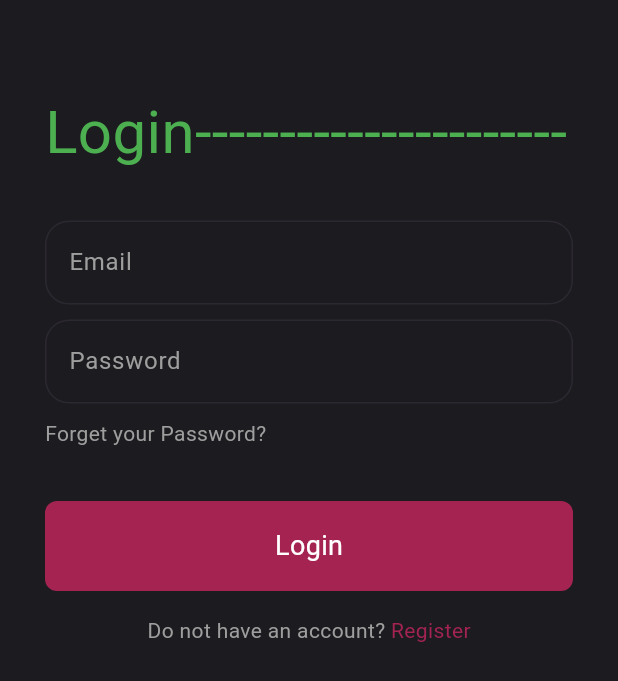
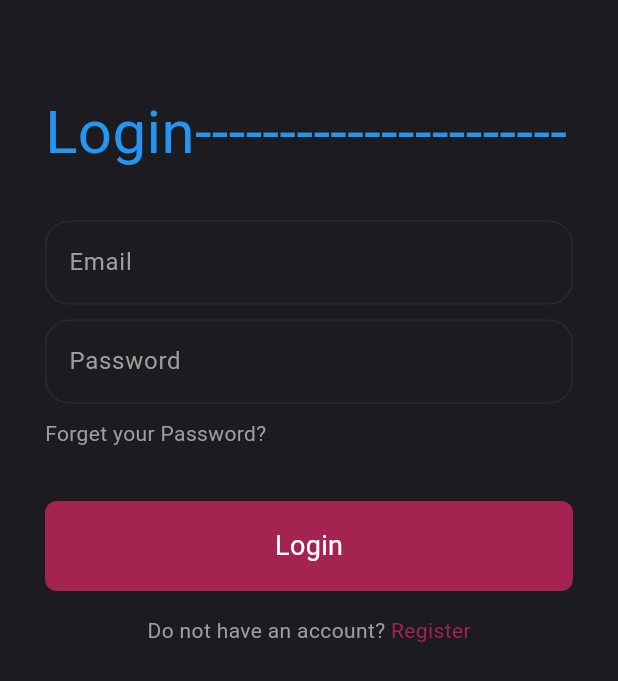
Before and after one commit to majdmari/fixit, a Flutter app: the screen it shows after launch, on a phone screen of 412 x 824 dp. Shown: the top 681 px of the screen. Run offline on Flutter 3.47's test engine with Material 3 defaults, Android fonts, the phone set to English and light mode, and no system bars.

Commit message:
last color

```diff
--- a/lib/screens/login_screen.dart
+++ b/lib/screens/login_screen.dart
@@ -26,7 +26,7 @@ class LoginScreen extends StatelessWidget {
                   child: Text(
                     'Login----------------------',
                     style: TextStyle(
-                      color: Colors.green,
+                      color: Colors.blue,
                       fontSize: 40,
                     ),
                   ),
```
